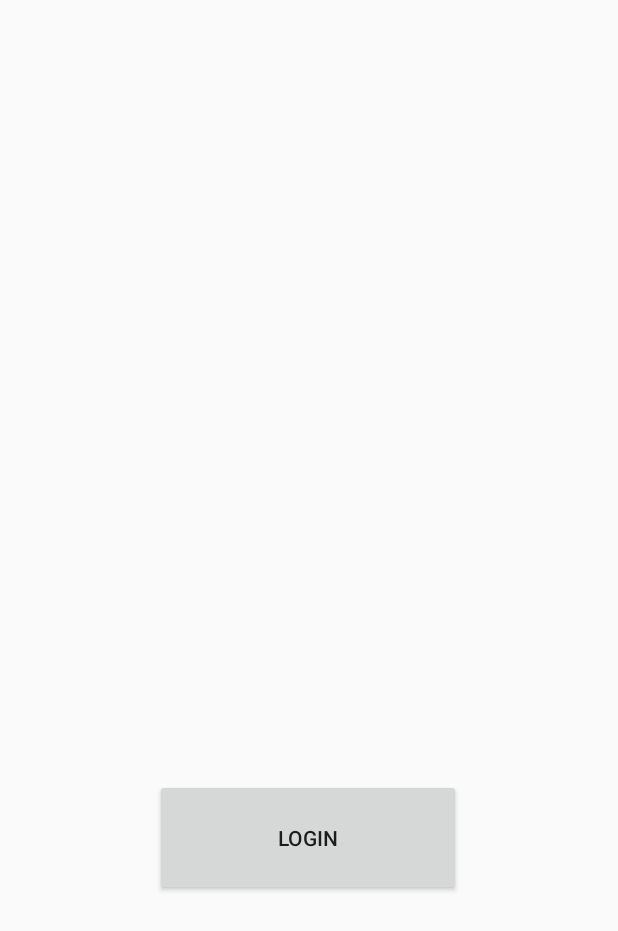
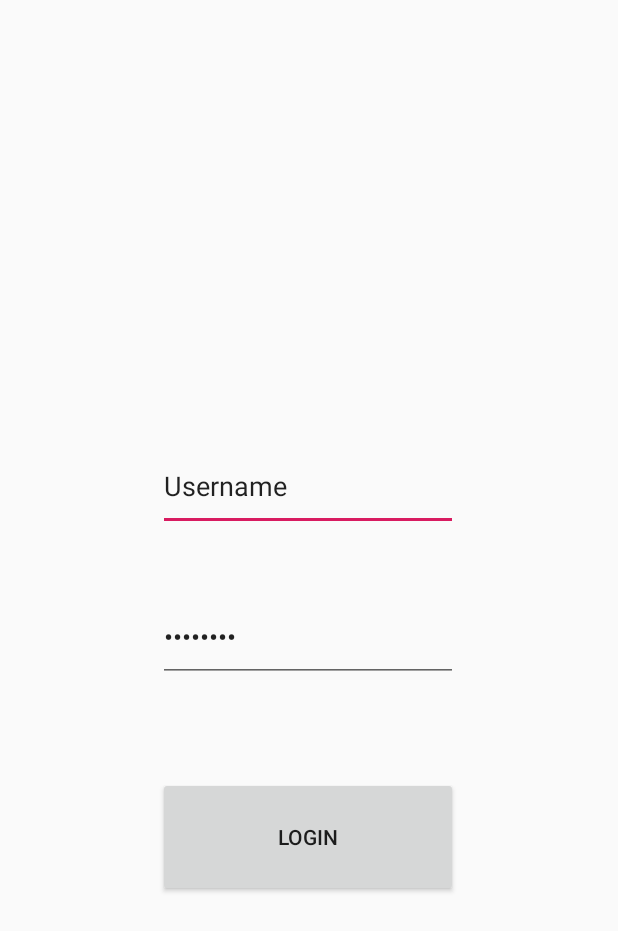
Before and after one commit to bPapuzinski/TheReportingSystemMobile, an Android app: the layout activity_login.xml on its own in the app's theme, with its tools: preview values and no code run, on a phone screen of 412 x 824 dp. Shown: the top 931 px of the screen. Run offline under Robolectric (Android 15) with nearby library versions, the phone set to English and light mode, and no system bars.

Commit message:
login interface

```diff
--- /dev/null
+++ b/app/src/main/java/com/example/reportingsystemmobile/login/LoginResponse.java
@@ -0,0 +1,4 @@
+package com.example.reportingsystemmobile.login;
+
+public class LoginResponse {
+}
--- a/app/src/main/res/layout/activity_login.xml
+++ b/app/src/main/res/layout/activity_login.xml
@@ -8,8 +8,8 @@
 
     <Button
             android:id="@+id/login_button"
-            android:layout_width="204dp"
-            android:layout_height="78dp"
+            android:layout_width="200dp"
+            android:layout_height="80dp"
             android:text="Login"
             app:layout_constraintBottom_toBottomOf="parent"
             app:layout_constraintEnd_toEndOf="parent"
@@ -17,4 +17,32 @@
             app:layout_constraintStart_toStartOf="parent"
             app:layout_constraintTop_toTopOf="parent"
             app:layout_constraintVertical_bias="0.696" />
+
+    <EditText
+            android:id="@+id/username_edittext"
+            android:layout_width="200dp"
+            android:layout_height="60dp"
+            android:ems="10"
+            android:inputType="textPersonName"
+            android:text="Username"
+            app:layout_constraintBottom_toBottomOf="parent"
+            app:layout_constraintEnd_toEndOf="parent"
+            app:layout_constraintHorizontal_bias="0.497"
+            app:layout_constraintStart_toStartOf="parent"
+            app:layout_constraintTop_toTopOf="parent"
+            app:layout_constraintVertical_bias="0.385" />
+
+    <EditText
+            android:id="@+id/password_edittext"
+            android:layout_width="200dp"
+            android:layout_height="60dp"
+            android:ems="10"
+            android:inputType="textPassword"
+            android:text="Passowrd"
+            app:layout_constraintBottom_toBottomOf="parent"
+            app:layout_constraintEnd_toEndOf="parent"
+            app:layout_constraintHorizontal_bias="0.497"
+            app:layout_constraintStart_toStartOf="parent"
+            app:layout_constraintTop_toTopOf="parent"
+            app:layout_constraintVertical_bias="0.517" />
 </androidx.constraintlayout.widget.ConstraintLayout>
```
Also changed, not shown: app/build.gradle (+7 -0 lines), app/src/main/AndroidManifest.xml (+7 -0 lines), app/src/main/java/com/example/reportingsystemmobile/RestServiceBuilder.java (added, +27 -0 lines), app/src/main/java/com/example/reportingsystemmobile/login/LoginActivity.java (added, +15 -0 lines), app/src/main/java/com/example/reportingsystemmobile/login/LoginApiInterface.java (added, +11 -0 lines), app/src/main/java/com/example/reportingsystemmobile/login/LoginData.java (added, +22 -0 lines), 1 other file.
